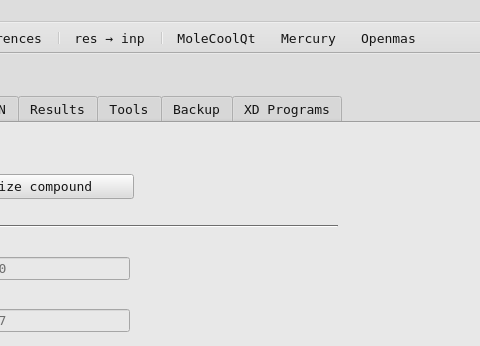
The window that src/xdcool.ui (mcrav/XDToolkit) describes before a commit, drawn with Qt 5; both pictures show x 401 to 881 and y 0 to 346 of the 1131 by 652 pixel window.
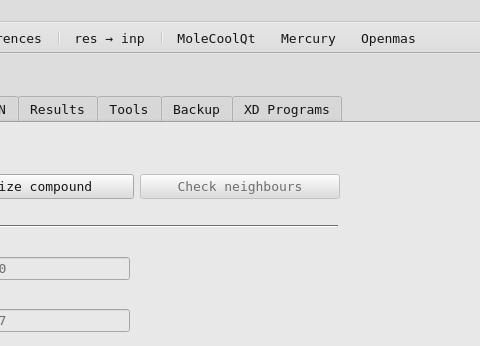
The same window after the commit. The open tabs and pages were chosen to show the change. Icons and pictures are not drawn.

The edit to the form file:
```diff
--- a/src/xdcool.ui
+++ b/src/xdcool.ui
@@ -658,6 +658,22 @@
                   </property>
                  </widget>
                 </item>
+                <item>
+                 <widget class="QPushButton" name="wizCheckNeebsBut">
+                  <property name="enabled">
+                   <bool>false</bool>
+                  </property>
+                  <property name="minimumSize">
+                   <size>
+                    <width>200</width>
+                    <height>0</height>
+                   </size>
+                  </property>
+                  <property name="text">
+                   <string>Check neighbours</string>
+                  </property>
+                 </widget>
+                </item>
                 <item>
                  <spacer name="horizontalSpacer_25">
                   <property name="orientation">
```
Left out of the diff: 9 changed lines with no effect on the pictures.
